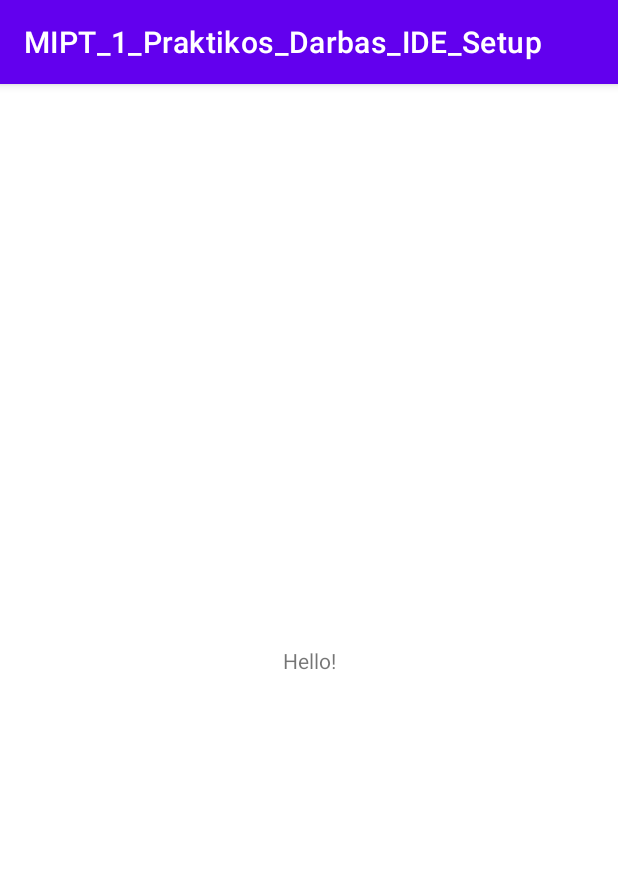
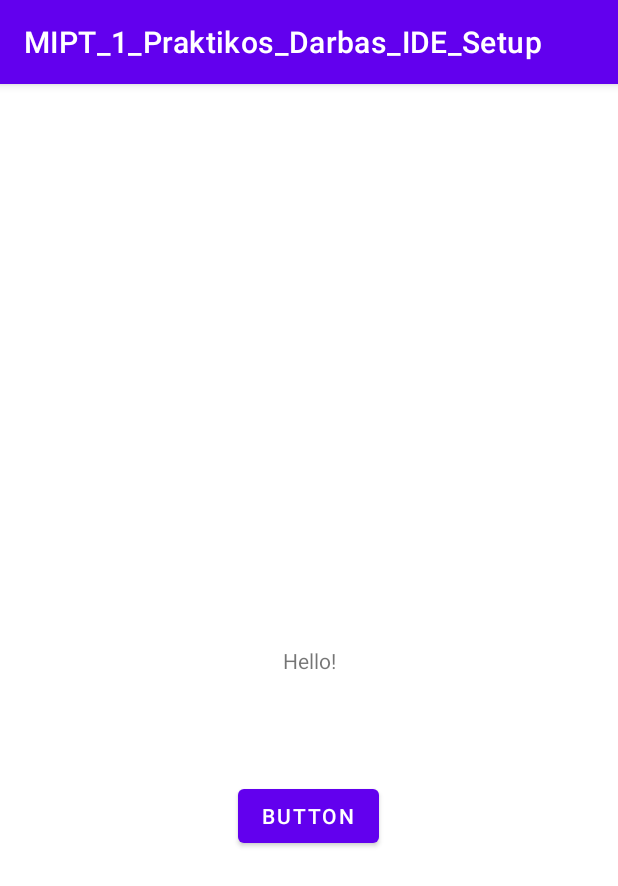
Before and after one commit to NaujokasHacker/MIPT_1_Praktikos_Darbas_IDE_Setup, an Android app: the screen it shows after launch (MainActivity), on a phone screen of 412 x 824 dp. Shown: the top 886 px of the screen. Run offline under Robolectric (Android 15) with nearby library versions, the phone set to English and light mode, and no system bars.

Commit message:
Added change text button

```diff
--- a/app/src/main/java/com/example/mipt_1_praktikos_darbas_ide_setup/MainActivity.java
+++ b/app/src/main/java/com/example/mipt_1_praktikos_darbas_ide_setup/MainActivity.java
@@ -3,12 +3,20 @@ package com.example.mipt_1_praktikos_darbas_ide_setup;
 import androidx.appcompat.app.AppCompatActivity;
 
 import android.os.Bundle;
+import android.view.View;
+import android.widget.TextView;
 
 public class MainActivity extends AppCompatActivity {
 
+    private TextView twMain;
     @Override
     protected void onCreate(Bundle savedInstanceState) {
         super.onCreate(savedInstanceState);
         setContentView(R.layout.activity_main);
+        twMain = (TextView)findViewById(R.id.twMain);
+
+    }
+    public void onBtnChangeTextClick(View view){
+                twMain.setText("Hello New");
     }
 }
--- a/app/src/main/res/layout/activity_main.xml
+++ b/app/src/main/res/layout/activity_main.xml
@@ -7,6 +7,7 @@
     tools:context=".MainActivity">
 
     <TextView
+        android:id="@+id/twMain"
         android:layout_width="wrap_content"
         android:layout_height="wrap_content"
         android:text="Hello!"
@@ -15,4 +16,18 @@
         app:layout_constraintStart_toStartOf="parent"
         app:layout_constraintTop_toTopOf="parent" />
 
+    <Button
+        android:id="@+id/BtnChangeText"
+        android:layout_width="wrap_content"
+        android:layout_height="wrap_content"
+        android:layout_marginBottom="256dp"
+        android:text="Button"
+        android:onClick="onBtnChangeTextClick"
+        app:layout_constraintBottom_toBottomOf="parent"
+        app:layout_constraintEnd_toEndOf="parent"
+        app:layout_constraintHorizontal_bias="0.498"
+        app:layout_constraintStart_toStartOf="parent"
+        app:layout_constraintTop_toBottomOf="@+id/twMain"
+        app:layout_constraintVertical_bias="1.0" />
+
 </androidx.constraintlayout.widget.ConstraintLayout>
```
